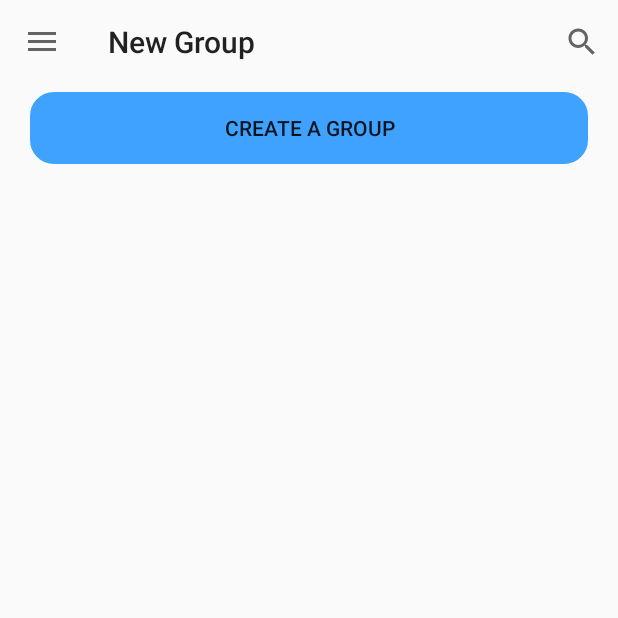
After one commit to cfogg6/Spark-For-Change, an Android app: the ManageGroupsActivity screen opened directly, with no data from a screen before it, on a phone screen of 412 x 824 dp, the top half of it. The commit adds this screen. Run offline under Robolectric (Android 15) with nearby library versions, the phone set to English and light mode, and no system bars.

Commit message:
Added group stuff

```diff
--- a/SparkForChange/app/src/main/AndroidManifest.xml
+++ b/SparkForChange/app/src/main/AndroidManifest.xml
@@ -28,8 +28,9 @@
         <activity android:name=".controllers.TimelineActivity" />
         <activity android:name=".controllers.LogVolunteerActivity" />
         <activity android:name=".controllers.QRActivity" />
-        <activity android:name=".controllers.CharityActivity"></activity>
-        <activity android:name=".controllers.CreateGroupActivity"></activity>
+        <activity android:name=".controllers.CharityActivity" />
+        <activity android:name=".controllers.CreateGroupActivity" />
+        <activity android:name=".controllers.ManageGroupsActivity"></activity>
     </application>
 
 </manifest>
--- a/SparkForChange/app/src/main/java/com/sparkforchange/controllers/CreateGroupActivity.java
+++ b/SparkForChange/app/src/main/java/com/sparkforchange/controllers/CreateGroupActivity.java
@@ -26,11 +26,11 @@ public class CreateGroupActivity extends ToolbarDrawerActivity {
         addMemberBtn.setOnClickListener(new View.OnClickListener() {
             @Override
             public void onClick(View view) {
-                if (Facade.getInstance().getGroupByName(nameEt.getText().toString()) != null) {
+                if (Facade.getInstance().getGroupByName(nameEt.getText().toString()) == null) {
                     Facade.getInstance().createGroup(nameEt.getText().toString());
                 }
                 Facade.getInstance().getGroupByName(nameEt.getText().toString()).addUser(Facade.getInstance().getUserByEmail(emailEt.getText().toString()));
-                emailEt.setTag("");
+                emailEt.setText("");
             }
         });
     }
--- a/SparkForChange/app/src/main/java/com/sparkforchange/controllers/LogVolunteerActivity.java
+++ b/SparkForChange/app/src/main/java/com/sparkforchange/controllers/LogVolunteerActivity.java
@@ -11,7 +11,7 @@ import android.widget.TextView;
 import com.sparkforchange.R;
 import com.sparkforchange.model.Facade;
 
-public class LogVolunteerActivity extends AppCompatActivity {
+public class LogVolunteerActivity extends ToolbarDrawerActivity {
 
     Button submitBtn;
     EditText hoursEt;
--- /dev/null
+++ b/SparkForChange/app/src/main/java/com/sparkforchange/controllers/ManageGroupsActivity.java
@@ -0,0 +1,32 @@
+package com.sparkforchange.controllers;
+
+import android.content.Intent;
+import android.support.v7.app.AppCompatActivity;
+import android.os.Bundle;
+import android.view.View;
+import android.widget.Button;
+
+import com.sparkforchange.R;
+import com.sparkforchange.model.Facade;
+
+public class ManageGroupsActivity extends ToolbarDrawerActivity {
+    Button createGroupBtn;
+
+    @Override
+    protected void onCreate(Bundle savedInstanceState) {
+        super.onCreate(savedInstanceState);
+        setContentView(R.layout.activity_manage_groups);
+        if (getSupportActionBar() != null) {
+            getSupportActionBar().setTitle("New Group");
+        }
+        createGroupBtn = findViewById(R.id.btn_manage_groups_create);
+
+       createGroupBtn.setOnClickListener(new View.OnClickListener() {
+            @Override
+            public void onClick(View view) {
+                Intent it = new Intent(ManageGroupsActivity.this, CreateGroupActivity.class);
+                startActivity(it);
+            }
+        });
+    }
+}
```
Also changed, not shown: SparkForChange/app/src/main/java/com/sparkforchange/controllers/HomeActivity.java (+7 -1 lines).
